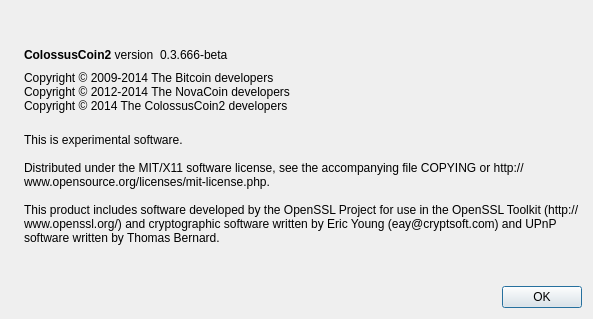
muddafudda/Colossuscoin, file src/qt/forms/aboutdialog.ui: the form before one commit.
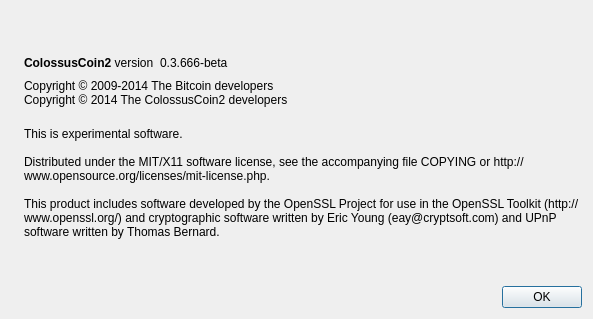
The form after the commit. Icons and pictures are not drawn.

What changed in the file:
```diff
--- a/src/qt/forms/aboutdialog.ui
+++ b/src/qt/forms/aboutdialog.ui
@@ -92,7 +92,6 @@
        </property>
        <property name="text">
         <string>Copyright © 2009-2014 The Bitcoin developers
-Copyright © 2012-2014 The NovaCoin developers
 Copyright © 2014 The ColossusCoin2 developers</string>
        </property>
        <property name="textInteractionFlags">
```
